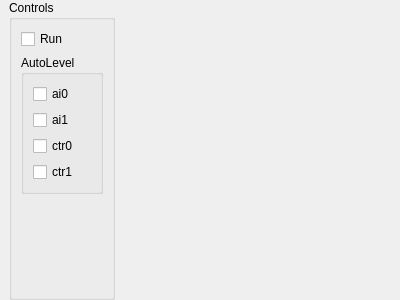
Above: supra_cl/sem_sync_raster_quad_measure.ui from ScopeFoundry/HW_attocube_anc150 before the change. Below: the same form after it.
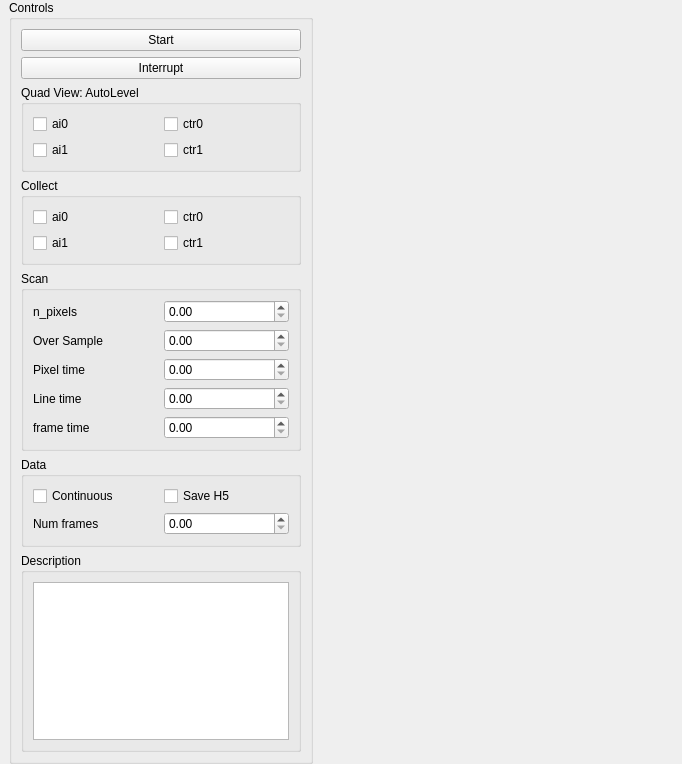
That is the form after the change.

Commit message: sem_sync_raster_quad_measure: updated controls

Diff of the .ui file:
```diff
--- a/supra_cl/sem_sync_raster_quad_measure.ui
+++ b/supra_cl/sem_sync_raster_quad_measure.ui
@@ -6,8 +6,8 @@
    <rect>
     <x>0</x>
     <y>0</y>
-    <width>400</width>
-    <height>300</height>
+    <width>682</width>
+    <height>764</height>
    </rect>
   </property>
   <property name="windowTitle">
@@ -42,9 +42,60 @@
      </property>
      <layout class="QGridLayout" name="gridLayout">
       <item row="1" column="0">
+       <widget class="QPushButton" name="interrupt_pushButton">
+        <property name="text">
+         <string>Interrupt</string>
+        </property>
+       </widget>
+      </item>
+      <item row="0" column="0">
+       <widget class="QPushButton" name="start_pushButton">
+        <property name="text">
+         <string>Start</string>
+        </property>
+       </widget>
+      </item>
+      <item row="6" column="0">
+       <widget class="QGroupBox" name="groupBox_5">
+        <property name="title">
+         <string>Description</string>
+        </property>
+        <layout class="QVBoxLayout" name="verticalLayout_2">
+         <item>
+          <widget class="QPlainTextEdit" name="description_plaintTextEdit">
+           <property name="sizePolicy">
+            <sizepolicy hsizetype="Expanding" vsizetype="Expanding">
+             <horstretch>0</horstretch>
+             <verstretch>0</verstretch>
+            </sizepolicy>
+           </property>
+           <property name="minimumSize">
+            <size>
+             <width>150</width>
+             <height>0</height>
+            </size>
+           </property>
+           <property name="maximumSize">
+            <size>
+             <width>16777215</width>
+             <height>16777215</height>
+            </size>
+           </property>
+           <property name="baseSize">
+            <size>
+             <width>0</width>
+             <height>0</height>
+            </size>
+           </property>
+          </widget>
+         </item>
+        </layout>
+       </widget>
+      </item>
+      <item row="2" column="0">
        <widget class="QGroupBox" name="autolevel_groupBox">
         <property name="title">
-         <string>AutoLevel</string>
+         <string>Quad View: AutoLevel</string>
         </property>
         <layout class="QGridLayout" name="gridLayout_2">
          <item row="0" column="0">
@@ -61,14 +112,14 @@
            </property>
           </widget>
          </item>
-         <item row="2" column="0">
+         <item row="0" column="1">
           <widget class="QCheckBox" name="ctr0_autolevel_checkBox">
            <property name="text">
             <string>ctr0</string>
            </property>
           </widget>
          </item>
-         <item row="3" column="0">
+         <item row="1" column="1">
           <widget class="QCheckBox" name="ctr1_autolevel_checkBox">
            <property name="text">
             <string>ctr1</string>
@@ -78,25 +129,134 @@
         </layout>
        </widget>
       </item>
-      <item row="0" column="0">
-       <widget class="QCheckBox" name="activation_checkBox">
-        <property name="text">
-         <string>Run</string>
+      <item row="4" column="0">
+       <widget class="QGroupBox" name="groupBox_2">
+        <property name="title">
+         <string>Scan</string>
         </property>
+        <layout class="QGridLayout" name="gridLayout_5">
+         <item row="3" column="1">
+          <widget class="QDoubleSpinBox" name="line_time_doubleSpinBox"/>
+         </item>
+         <item row="2" column="1">
+          <widget class="QDoubleSpinBox" name="pixel_time_doubleSpinBox"/>
+         </item>
+         <item row="1" column="1">
+          <widget class="QDoubleSpinBox" name="adc_oversample_doubleSpinBox"/>
+         </item>
+         <item row="4" column="0">
+          <widget class="QLabel" name="label_4">
+           <property name="text">
+            <string>frame time</string>
+           </property>
+          </widget>
+         </item>
+         <item row="2" column="0">
+          <widget class="QLabel" name="label_3">
+           <property name="text">
+            <string>Pixel time</string>
+           </property>
+          </widget>
+         </item>
+         <item row="1" column="0">
+          <widget class="QLabel" name="label">
+           <property name="text">
+            <string>Over Sample</string>
+           </property>
+          </widget>
+         </item>
+         <item row="3" column="0">
+          <widget class="QLabel" name="label_2">
+           <property name="text">
+            <string>Line time</string>
+           </property>
+          </widget>
+         </item>
+         <item row="4" column="1">
+          <widget class="QDoubleSpinBox" name="frame_time_doubleSpinBox"/>
+         </item>
+         <item row="0" column="1">
+          <widget class="QDoubleSpinBox" name="n_pixels_doubleSpinBox"/>
+         </item>
+         <item row="0" column="0">
+          <widget class="QLabel" name="label_6">
+           <property name="text">
+            <string>n_pixels</string>
+           </property>
+          </widget>
+         </item>
+        </layout>
        </widget>
       </item>
-      <item row="2" column="0">
-       <spacer name="verticalSpacer">
-        <property name="orientation">
-         <enum>Qt::Vertical</enum>
+      <item row="3" column="0">
+       <widget class="QGroupBox" name="collect_groupBox">
+        <property name="title">
+         <string>Collect</string>
         </property>
-        <property name="sizeHint" stdset="0">
-         <size>
-          <width>20</width>
-          <height>40</height>
-         </size>
+        <layout class="QGridLayout" name="gridLayout_3">
+         <item row="1" column="0">
+          <widget class="QCheckBox" name="ai1_collect_checkBox">
+           <property name="text">
+            <string>ai1</string>
+           </property>
+          </widget>
+         </item>
+         <item row="0" column="0">
+          <widget class="QCheckBox" name="ai0_collect_checkBox">
+           <property name="text">
+            <string>ai0</string>
+           </property>
+          </widget>
+         </item>
+         <item row="0" column="1">
+          <widget class="QCheckBox" name="ctr0_collect_checkBox">
+           <property name="text">
+            <string>ctr0</string>
+           </property>
+          </widget>
+         </item>
+         <item row="1" column="1">
+          <widget class="QCheckBox" name="ctr1_collect_checkBox">
+           <property name="text">
+            <string>ctr1</string>
+           </property>
+          </widget>
+         </item>
+        </layout>
+       </widget>
+      </item>
+      <item row="5" column="0">
+       <widget class="QGroupBox" name="groupBox_3">
+        <property name="title">
+         <string>Data</string>
         </property>
-       </spacer>
+        <layout class="QGridLayout" name="gridLayout_4">
+         <item row="0" column="0">
+          <widget class="QCheckBox" name="continuous_scan_checkBox">
+           <property name="text">
+            <string>Continuous</string>
+           </property>
+          </widget>
+         </item>
+         <item row="2" column="0">
+          <widget class="QLabel" name="label_5">
+           <property name="text">
+            <string>Num frames</string>
+           </property>
+          </widget>
+         </item>
+         <item row="2" column="1">
+          <widget class="QDoubleSpinBox" name="n_frames_doubleSpinBox"/>
+         </item>
+         <item row="0" column="1">
+          <widget class="QCheckBox" name="save_h5_checkBox">
+           <property name="text">
+            <string>Save H5</string>
+           </property>
+          </widget>
+         </item>
+        </layout>
+       </widget>
       </item>
      </layout>
     </widget>
```
The commit also changes 1 other file.
